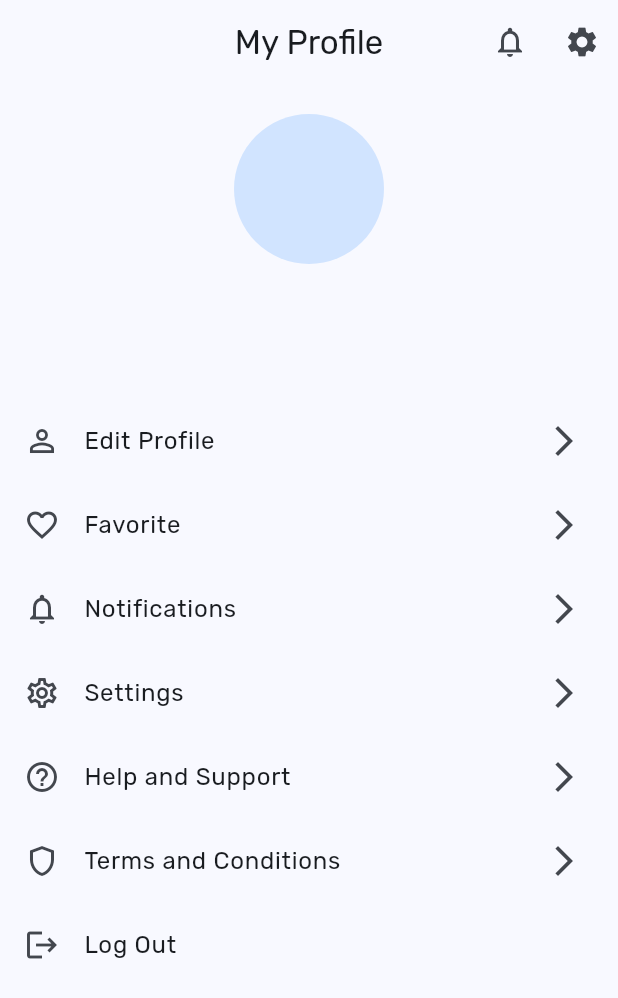
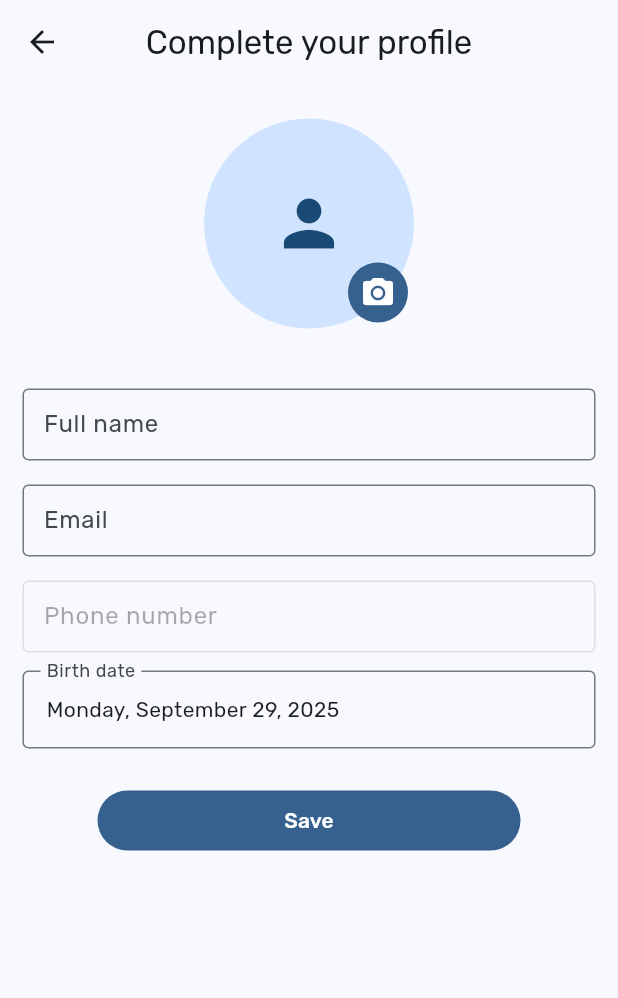
Before and after one commit to ModatherAli/medical_city, a Flutter app: the ProfileScreen screen opened by its route, after a tap on "Edit Profile", on a phone screen of 412 x 824 dp. Shown: the top 998 px of the screen. Run offline on Flutter 3.47's test engine with Material 3 defaults, Android fonts, the phone set to English and light mode, and no system bars; our stand-ins replace awesome_notifications, cloud_firestore, connectivity_plus, dartz, firebase_auth, firebase_core and 13 more; accounts and stored records are empty; key blocks and very long unbroken strings in the code were emptied for the run.

Commit message:
updated Profile and EditProfile Screen

```diff
--- a/lib/app/router/app_router.dart
+++ b/lib/app/router/app_router.dart
@@ -4,9 +4,10 @@ import 'package:medical_city/screens/auth/login_screen.dart';
 import 'package:medical_city/screens/auth/phone_input_screen.dart';
 import 'package:medical_city/screens/auth/phone_verification_screen.dart';
 import 'package:medical_city/screens/auth/signup_screen.dart';
+import 'package:medical_city/screens/main/bottom_nav_bar.dart';
 import 'package:medical_city/screens/main/main_screen.dart';
 import 'package:medical_city/screens/main/redirect_screen.dart';
-import 'package:medical_city/screens/profile/complete_profile_screen.dart';
+import 'package:medical_city/screens/profile/edit_profile_screen.dart';
 import 'package:medical_city/screens/profile/profile_screen.dart';
 import 'package:medical_city/screens/profile/reset_password_screen.dart';
 import 'package:medical_city/screens/profile/settings_screen.dart';
@@ -54,14 +55,15 @@ final appRouter = GoRouter(
     ),
     GoRoute(
       path: NavigationRoutes.completeProfile,
-      builder: (context, state) {
-        final phoneNumber = state.uri.queryParameters['phoneNumber'] ?? '';
-        return CompleteProfileScreen(phoneNumber: phoneNumber);
-      },
+      builder: (context, state) => const EditProfileScreen(),
     ),
     GoRoute(
       path: NavigationRoutes.main,
       builder: (context, state) => const MainScreen(),
+    ),
+    GoRoute(
+      path: NavigationRoutes.bottomNavBar,
+      builder: (context, state) => const BottomNavBar(),
     ),
     GoRoute(
       path: NavigationRoutes.profile,
--- a/lib/app/router/navigation_routes.dart
+++ b/lib/app/router/navigation_routes.dart
@@ -12,13 +12,6 @@ class NavigationRoutes {
   static const String settings = "/settings";
   static const String subscription = "/subscription";
   static const String editAccount = "/editAccount";
-  static const String addStock = "/addStock";
-  static const String editStock = "/editStock";
-  static const String addOption = "/addOption";
-  static const String editOption = "/editOption";
-  static const String options = "/options";
-  static const String archive = "/archive";
-  static const String chat = "/chat";
-  static const String conversations = "/conversations";
   static const String notifications = "/notifications";
+  static const String bottomNavBar = "/bottomNavBar";
 }
--- a/lib/screens/main/redirect_screen.dart
+++ b/lib/screens/main/redirect_screen.dart
@@ -1,6 +1,8 @@
 import 'package:firebase_auth/firebase_auth.dart';
 import 'package:flutter/material.dart';
 import 'package:get/get.dart';
+import 'package:go_router/go_router.dart';
+import 'package:medical_city/app/router/navigation_routes.dart';
 import 'package:medical_city/controllers/user_controller.dart';
 import 'package:medical_city/screens/auth/intro_screen.dart';
 import 'package:medical_city/screens/main/bottom_nav_bar.dart';
@@ -22,11 +24,11 @@ class RedirectScreen extends StatelessWidget {
             });
             return LoadingView();
           }
-          // if (authController.currentUser.name.isEmpty) {
-          //   WidgetsBinding.instance.addPostFrameCallback((_) {
-          //     context.go(NavigationRoutes.completeProfile);
-          //   });
-          // }
+          if (authController.currentUser.name.isEmpty) {
+            WidgetsBinding.instance.addPostFrameCallback((_) {
+              context.go(NavigationRoutes.completeProfile);
+            });
+          }
           return const BottomNavBar();
         },
       );
--- /dev/null
+++ b/lib/screens/profile/edit_profile_screen.dart
@@ -0,0 +1,196 @@
+import 'dart:io';
+
+import 'package:firebase_auth/firebase_auth.dart';
+import 'package:flutter/material.dart';
+import 'package:get/get.dart';
+import 'package:go_router/go_router.dart';
+import 'package:image_picker/image_picker.dart';
+import 'package:medical_city/app/router/navigation_routes.dart';
+import 'package:medical_city/controllers/user_controller.dart';
+import 'package:medical_city/models/user_model.dart';
+import 'package:medical_city/screens/widgets/beauty_text_field.dart';
+import 'package:medical_city/services/firebase/fire_storage.dart';
+import 'package:medical_city/shared/validators/form_validators.dart';
+
+class EditProfileScreen extends StatefulWidget {
+  const EditProfileScreen({super.key});
+
+  @override
+  State<EditProfileScreen> createState() => _EditProfileScreenState();
+}
+
+class _EditProfileScreenState extends State<EditProfileScreen> {
+  final _formKey = GlobalKey<FormState>();
+  final _name = TextEditingController();
+  final _email = TextEditingController();
+  final _phone = TextEditingController();
+  final ImagePicker _picker = ImagePicker();
+  XFile? _pickedImage;
+  DateTime? _birthDate;
+
+  final userController = Get.find<UserController>();
+  late UserModel _currentUser;
+  @override
+  void initState() {
+    super.initState();
+    _currentUser = userController.currentUser;
+    _name.text = _currentUser.name;
+    _email.text = _currentUser.email;
+    _birthDate = _currentUser.birthDate;
+    _phone.text = _currentUser.phone;
+  }
+
+  @override
+  void dispose() {
+    _name.dispose();
+    _email.dispose();
+    _phone.dispose();
+    super.dispose();
+  }
+
+  @override
+  Widget build(BuildContext context) {
+    return Scaffold(
+      appBar: AppBar(title: Text('Complete your profile'.tr)),
+      body: Form(
+        key: _formKey,
+        child: ListView(
+          padding: const EdgeInsets.all(15),
+          children: [
+            const SizedBox(height: 8),
+            Center(
+              child: Stack(
+                alignment: Alignment.bottomRight,
+                children: [
+                  CircleAvatar(
+                    radius: 70,
+                    backgroundImage: _pickedImage != null
+                        ? Image.file(
+                            File(_pickedImage!.path),
+                            fit: BoxFit.cover,
+                          ).image
+                        : _currentUser.imageUrl.isNotEmpty
+                        ? Image.network(_currentUser.imageUrl).image
+                        : null,
+                    child: _pickedImage == null && _currentUser.imageUrl.isEmpty
+                        ? const Icon(Icons.person, size: 50)
+                        : null,
+                  ),
+                  IconButton(
+                    style: IconButton.styleFrom(
+                      backgroundColor: Theme.of(context).colorScheme.primary,
+                      foregroundColor: Colors.white,
+                    ),
+                    icon: const Icon(Icons.camera_alt),
+                    onPressed: _pickImage,
+                  ),
+                ],
+              ),
+            ),
+            const SizedBox(height: 24),
+            BeautyTextField(
+              fieldName: 'Full name',
+              controller: _name,
+              validator: minLengthValidator(3),
+            ),
+            BeautyTextField(
+              fieldName: 'Email',
+              controller: _email,
+              validator: emailValidator,
+              textInputType: TextInputType.emailAddress,
+              textDirection: TextDirection.ltr,
+            ),
+            BeautyTextField(
+              fieldName: 'Phone number',
+              enabled: false,
+              controller: _phone,
+              textDirection: TextDirection.ltr,
+            ),
+            const SizedBox(height: 12),
+            GestureDetector(
+              onTap: _pickBirthDate,
+              child: InputDecorator(
+                decoration: InputDecoration(
+                  labelText: 'Birth date'.tr,
+                  border: const OutlineInputBorder(),
+                ),
+                child: Text(
+                  _birthDate != null
+                      ? MaterialLocalizations.of(
+                          context,
+                        ).formatFullDate(_birthDate!)
+                      : 'Select birth date'.tr,
+                ),
+              ),
+            ),
+            const SizedBox(height: 24),
+            Padding(
+              padding: const EdgeInsets.symmetric(horizontal: 50),
+              child: FilledButton(onPressed: _onSave, child: Text('Save'.tr)),
+            ),
+          ],
+        ),
+      ),
+    );
+  }
+
+  Future<void> _onSave() async {
+    if (!_formKey.currentState!.validate()) return;
+    final controller = Get.find<UserController>();
+    var firebaseUser = FirebaseAuth.instance.currentUser!;
+    String imageUrl = controller.currentUser.imageUrl;
+    if (_pickedImage != null) {
+      final uploadedUrl = await FireStorage.loadFileToFireStorage_(
+        localFilePath: _pickedImage!.path,
+        folderName: 'users',
+        name: firebaseUser.uid,
+      );
+      if (uploadedUrl != null) {
+        imageUrl = uploadedUrl;
+      }
+    }
+
+    final user = UserModel(
+      id: firebaseUser.uid,
+      name: _name.text.trim(),
+      email: _email.text.trim(),
+      phone: firebaseUser.phoneNumber ?? '',
+      imageUrl: imageUrl,
+      joinAt: controller.currentUser.joinAt == DateTime(0)
+          ? DateTime.now()
+          : (controller.currentUser.joinAt),
+      birthDate: _birthDate ?? DateTime.now(),
+    );
+    final saved = await controller.saveUserData(user);
+    if (!mounted) return;
+    if (saved) {
+      context.go(NavigationRoutes.bottomNavBar);
+    }
+  }
+
+  Future<void> _pickImage() async {
+    final XFile? image = await _picker.pickImage(source: ImageSource.gallery);
+    if (image != null) {
+      setState(() {
+        _pickedImage = image;
+      });
+    }
+  }
+
+  Future<void> _pickBirthDate() async {
+    final DateTime now = DateTime.now();
+    final DateTime first = DateTime(now.year - 100, now.month, now.day);
+    final DateTime last = DateTime(now.year, now.month, now.day);
+    final DateTime? picked = await showDatePicker(
+      context: context,
+      initialDate: _birthDate ?? DateTime(now.year - 20, now.month, now.day),
+      firstDate: first,
+      lastDate: last,
+    );
+    if (picked != null) {
+      setState(() {
+        _birthDate = picked;
+      });
+    }
+  }
+}
--- a/lib/screens/profile/profile_screen.dart
+++ b/lib/screens/profile/profile_screen.dart
@@ -9,8 +9,6 @@ class ProfileScreen extends StatelessWidget {
 
   @override
   Widget build(BuildContext context) {
-    final UserController authController = Get.find();
-
     return Scaffold(
       appBar: AppBar(
         title: const Text('My Profile'),
@@ -22,24 +20,23 @@ class ProfileScreen extends StatelessWidget {
           IconButton(icon: const Icon(Icons.settings), onPressed: () {}),
         ],
       ),
-      body: Obx(() {
+      body: GetBuilder<UserController>(
+        builder: (authController) {
           // if (authController.isLoading.value) {
           //   return const Center(child: CircularProgressIndicator());
           // }
 
-        if (authController.currentUser == null) {
-          WidgetsBinding.instance.addPostFrameCallback((_) {
-            context.go(NavigationRoutes.login);
-          });
-          return const Center(child: CircularProgressIndicator());
-        }
-
-        final user = authController.currentUser!;
+          final user = authController.currentUser;
           return SingleChildScrollView(
             child: Column(
               children: [
                 const SizedBox(height: 20),
-              const CircleAvatar(radius: 50),
+                CircleAvatar(
+                  radius: 60,
+                  backgroundImage: user.imageUrl.isNotEmpty
+                      ? NetworkImage(user.imageUrl)
+                      : null,
+                ),
                 const SizedBox(height: 10),
                 Text(
                   user.name,
@@ -58,20 +55,22 @@ class ProfileScreen extends StatelessWidget {
                   leading: const Icon(Icons.person_outline),
                   title: const Text('Edit Profile'),
                   trailing: const Icon(Icons.arrow_forward_ios),
-                onTap: () {},
+                  onTap: () {
+                    context.push(NavigationRoutes.completeProfile);
+                  },
                 ),
-              ListTile(
-                leading: const Icon(Icons.favorite_border),
-                title: const Text('Favorite'),
-                trailing: const Icon(Icons.arrow_forward_ios),
-                onTap: () {},
-              ),
-              ListTile(
-                leading: const Icon(Icons.notifications_none),
-                title: const Text('Notifications'),
-                trailing: const Icon(Icons.arrow_forward_ios),
-                onTap: () {},
-              ),
+                // ListTile(
+                //   leading: const Icon(Icons.favorite_border),
+                //   title: const Text('Favorite'),
+                //   trailing: const Icon(Icons.arrow_forward_ios),
+                //   onTap: () {},
+                // ),
+                // ListTile(
+                //   leading: const Icon(Icons.notifications_none),
+                //   title: const Text('Notifications'),
+                //   trailing: const Icon(Icons.arrow_forward_ios),
+                //   onTap: () {},
+                // ),
                 ListTile(
                   leading: const Icon(Icons.settings_outlined),
                   title: const Text('Settings'),
@@ -126,7 +125,8 @@ class ProfileScreen extends StatelessWidget {
               ],
             ),
           );
-      }),
+        },
+      ),
     );
   }
 }
--- a/lib/services/firebase/fire_storage.dart
+++ b/lib/services/firebase/fire_storage.dart
@@ -1,90 +1,90 @@
-// import 'dart:io';
+import 'dart:io';
 
-// import 'package:firebase_storage/firebase_storage.dart';
-// import 'package:path/path.dart';
+import 'package:firebase_storage/firebase_storage.dart';
+import 'package:path/path.dart';
 
-// import '../logger.dart';
+import '../../core/utils/logger.dart';
 
-// class FireStorage {
-//   static final FirebaseStorage _firebaseStorage = FirebaseStorage.instance;
+class FireStorage {
+  static final FirebaseStorage _firebaseStorage = FirebaseStorage.instance;
 
-//   // static Future<List<String>> loadMultiFileToFireStorage({
-//   //   required List<String> filesPath,
-//   //   required String folderName,
-//   // }) async {
-//   //   List<String> urls = [];
+  // static Future<List<String>> loadMultiFileToFireStorage({
+  //   required List<String> filesPath,
+  //   required String folderName,
+  // }) async {
+  //   List<String> urls = [];
 
-//   //   for (var path in filesPath) {
-//   //     String? url = await loadFileToFireStorage(
-//   //       localFilePath: path,
-//   //       folderName: folderName,
-//   //     );
-//   //     if (url != null) {
-//   //       urls.add(url);
-//   //     }
-//   //   }
+  //   for (var path in filesPath) {
+  //     String? url = await loadFileToFireStorage(
+  //       localFilePath: path,
+  //       folderName: folderName,
+  //     );
+  //     if (url != null) {
+  //       urls.add(url);
+  //     }
+  //   }
 
-//   //   return urls;
-//   // }
+  //   return urls;
+  // }
 
-//   static Future<String?> loadFileToFireStorage_({
-//     required String localFilePath,
-//     required String folderName,
-//     String? name,
-//   }) async {
-//     String loadedFileUrl = '';
+  static Future<String?> loadFileToFireStorage_({
+    required String localFilePath,
+    required String folderName,
+    String? name,
+  }) async {
+    String loadedFileUrl = '';
 
-//     try {
-//       File file = File(localFilePath);
-//       String fileName =
-//           'image-${DateTime.now().millisecondsSinceEpoch}-${basename(file.path)}';
+    try {
+      File file = File(localFilePath);
+      String fileName =
+          'image-${DateTime.now().millisecondsSinceEpoch}-${basename(file.path)}';
 
-//       Reference storageRef = _firebaseStorage
-//           .ref(folderName)
-//           .child(name ?? fileName);
+      Reference storageRef = _firebaseStorage
+          .ref(folderName)
+          .child(name ?? fileName);
 
-//       await storageRef.putFile(file);
-//       loadedFileUrl = await storageRef.getDownloadURL();
-//       return loadedFileUrl;
-//     } catch (e) {
-//       Logger.print('load file error $e');
-//       return null;
-//     }
-//   }
+      await storageRef.putFile(file);
+      loadedFileUrl = await storageRef.getDownloadURL();
+      return loadedFileUrl;
+    } catch (e) {
+      Logger.print('load file error $e');
+      return null;
+    }
+  }
 
-//   static Future<bool> deleteFileFromFireStorage({
-//     String? fileURL,
-//     String? filePath = '',
-//   }) async {
-//     try {
-//       if (fileURL != null) {
-//         await _firebaseStorage.refFromURL(fileURL).delete();
-//       } else {
-//         await _firebaseStorage.ref(filePath).delete();
-//       }
+  static Future<bool> deleteFileFromFireStorage({
+    String? fileURL,
+    String? filePath = '',
+  }) async {
+    try {
+      if (fileURL != null) {
+        await _firebaseStorage.refFromURL(fileURL).delete();
+      } else {
+        await _firebaseStorage.ref(filePath).delete();
+      }
 
-//       return true;
-//     } catch (e) {
-//       Logger.print('Error in delete file: $e');
+      return true;
+    } catch (e) {
+      Logger.print('Error in delete file: $e');
 
-//       return false;
-//     }
-//   }
+      return false;
+    }
+  }
 
-//   static Future<List<FullMetadata>> getFilesMetaData({
-//     required List<String> fileURLs,
-//   }) async {
-//     List<FullMetadata> metadata = [];
-//     try {
-//       List<Reference> refs = [];
-//       for (var fileURL in fileURLs) {
-//         refs.add(_firebaseStorage.refFromURL(fileURL));
-//       }
-//       metadata = await Future.wait(refs.map((ref) => ref.getMetadata()));
-//       Logger.print(metadata.length);
-//     } catch (e) {
-//       Logger.print('Error in get metadata of file: $e');
-//     }
-//     return metadata;
-//   }
-// }
+  static Future<List<FullMetadata>> getFilesMetaData({
+    required List<String> fileURLs,
+  }) async {
+    List<FullMetadata> metadata = [];
+    try {
+      List<Reference> refs = [];
+      for (var fileURL in fileURLs) {
+        refs.add(_firebaseStorage.refFromURL(fileURL));
+      }
+      metadata = await Future.wait(refs.map((ref) => ref.getMetadata()));
+      Logger.print(metadata.length);
+    } catch (e) {
+      Logger.print('Error in get metadata of file: $e');
+    }
+    return metadata;
+  }
+}
--- a/pubspec.yaml
+++ b/pubspec.yaml
@@ -58,6 +58,8 @@ dependencies:
   shared_preferences: ^2.5.3
   permission_handler: ^12.0.1
   pinput: ^5.0.2
+  firebase_storage: ^13.0.2
+  image_picker: ^1.1.2
 
 
 dev_dependencies:
```
Also changed, not shown: lib/controllers/user_controller.dart (+3 -5 lines), lib/screens/auth/phone_verification_screen.dart (+3 -10 lines), lib/screens/auth/widgets/other_auth_icon_buttons.dart (+2 -5 lines), lib/screens/main/widgets/dector_card.dart (+13 -5 lines), lib/screens/profile/complete_profile_screen.dart (deleted, +0 -81 lines), pubspec.lock, 1 other file. Lines whose indentation alone changed are shown as unchanged.
